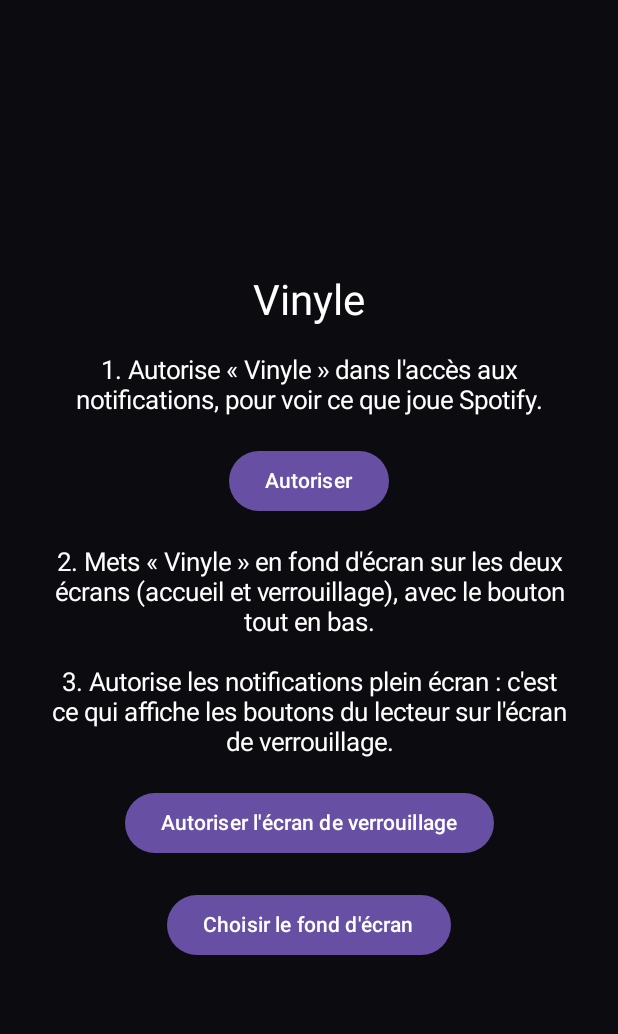
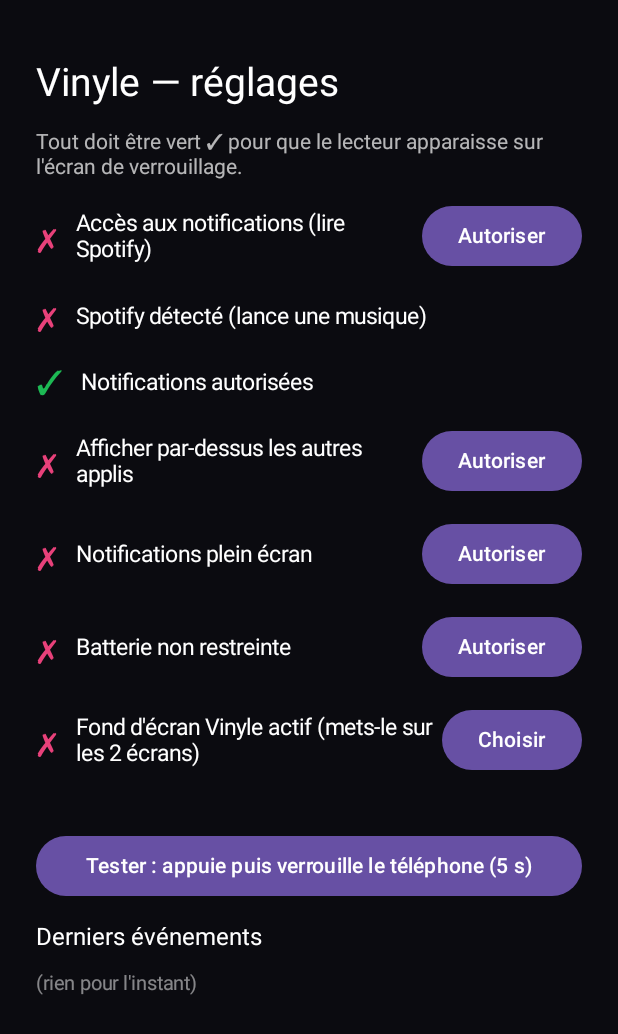
Before and after one commit to guillaume-ctrlfallou/spotify-vinyl, an Android app built with Jetpack Compose: the screen it shows after launch (PlayerActivity), on a phone screen of 412 x 824 dp. Shown: the top 1034 px of the screen. Run offline under Robolectric (Android 15) with nearby library versions, the phone set to English and light mode, and no system bars; libraries missing offline, so code that uses them is left out: androidx.palette.graphics.

Commit message:
Écran de réglages avec état des autorisations, lancement direct, test et journal
Co-Authored-By: Claude Opus 5.5 <noreply@anthropic.com>
Claude-Session: https://claude.ai/code/session_01JBnrb25wQ9CG17xFGXpCRr

```diff
--- a/app/src/main/AndroidManifest.xml
+++ b/app/src/main/AndroidManifest.xml
@@ -3,6 +3,8 @@
 
     <uses-permission android:name="android.permission.POST_NOTIFICATIONS" />
     <uses-permission android:name="android.permission.USE_FULL_SCREEN_INTENT" />
+    <uses-permission android:name="android.permission.SYSTEM_ALERT_WINDOW" />
+    <uses-permission android:name="android.permission.REQUEST_IGNORE_BATTERY_OPTIMIZATIONS" />
 
     <uses-feature android:name="android.software.live_wallpaper" android:required="true" />
 
--- a/app/src/main/java/com/guillaume/vinyl/LockActivity.kt
+++ b/app/src/main/java/com/guillaume/vinyl/LockActivity.kt
@@ -87,6 +87,7 @@ class LockActivity : ComponentActivity() {
             systemBarsBehavior = WindowInsetsControllerCompat.BEHAVIOR_SHOW_TRANSIENT_BARS_BY_SWIPE
         }
         registerReceiver(unlocked, IntentFilter(Intent.ACTION_USER_PRESENT))
+        Player.log("lecteur affiché")
         setContent { LockScreen(onUnlock = ::unlock) }
     }
 
@@ -96,7 +97,10 @@ class LockActivity : ComponentActivity() {
         // Opened while the phone is already unlocked (or nothing to show): don't sit on top of anything.
         val unlockedNow = !getSystemService(KeyguardManager::class.java).isKeyguardLocked &&
             getSystemService(PowerManager::class.java).isInteractive
-        if (unlockedNow || !Player.state.value.hasSession) finish()
+        if (unlockedNow || !Player.state.value.hasSession) {
+            Player.log(if (unlockedNow) "lecteur fermé : téléphone pas verrouillé" else "lecteur fermé : pas de musique")
+            finish()
+        }
     }
 
     override fun onDestroy() {
--- a/app/src/main/java/com/guillaume/vinyl/PlayerActivity.kt
+++ b/app/src/main/java/com/guillaume/vinyl/PlayerActivity.kt
@@ -1,11 +1,17 @@
 package com.guillaume.vinyl
 
 import android.Manifest
+import android.annotation.SuppressLint
+import android.app.NotificationManager
 import android.app.WallpaperManager
-import android.net.Uri
 import android.content.ComponentName
 import android.content.Intent
+import android.net.Uri
+import android.os.Build
 import android.os.Bundle
+import android.os.Handler
+import android.os.Looper
+import android.os.PowerManager
 import android.provider.Settings
 import android.service.notification.NotificationListenerService
 import androidx.activity.ComponentActivity
@@ -13,72 +19,116 @@ import androidx.activity.compose.setContent
 import androidx.compose.foundation.background
 import androidx.compose.foundation.layout.Arrangement
 import androidx.compose.foundation.layout.Column
+import androidx.compose.foundation.layout.Row
+import androidx.compose.foundation.layout.Spacer
 import androidx.compose.foundation.layout.fillMaxSize
+import androidx.compose.foundation.layout.fillMaxWidth
+import androidx.compose.foundation.layout.height
 import androidx.compose.foundation.layout.padding
+import androidx.compose.foundation.layout.width
+import androidx.compose.foundation.rememberScrollState
+import androidx.compose.foundation.verticalScroll
 import androidx.compose.material3.Button
 import androidx.compose.material3.Text
-import androidx.compose.runtime.mutableStateOf
+import androidx.compose.runtime.Composable
+import androidx.compose.runtime.LaunchedEffect
+import androidx.compose.runtime.collectAsState
+import androidx.compose.runtime.getValue
+import androidx.compose.runtime.mutableIntStateOf
 import androidx.compose.ui.Alignment
 import androidx.compose.ui.Modifier
 import androidx.compose.ui.graphics.Color
-import androidx.compose.ui.text.style.TextAlign
 import androidx.compose.ui.unit.dp
 import androidx.compose.ui.unit.sp
 import androidx.core.app.NotificationManagerCompat
+import kotlinx.coroutines.delay
 
-/** Setup screen: grant notification access, then pick the live wallpaper. */
+/** Setup screen: each thing the lock screen player needs, its live status, and a button to fix it. */
 class PlayerActivity : ComponentActivity() {
 
-    private val hasAccess = mutableStateOf(false)
+    private val refresh = mutableIntStateOf(0)
 
     override fun onCreate(savedInstanceState: Bundle?) {
         super.onCreate(savedInstanceState)
         requestPermissions(arrayOf(Manifest.permission.POST_NOTIFICATIONS), 0)
         setContent {
+            // Re-read statuses every second (Spotify starting, settings changed…).
+            LaunchedEffect(Unit) { while (true) { delay(1000); refresh.intValue++ } }
+            refresh.intValue
+            val events by Player.events.collectAsState()
+            val session = Player.state.collectAsState().value.hasSession
             Column(
-                Modifier.fillMaxSize().background(Color(0xFF0B0B10)).padding(32.dp),
-                verticalArrangement = Arrangement.spacedBy(20.dp, Alignment.CenterVertically),
-                horizontalAlignment = Alignment.CenterHorizontally,
+                Modifier.fillMaxSize().background(Color(0xFF0B0B10)).verticalScroll(rememberScrollState())
+                    .padding(horizontal = 24.dp, vertical = 40.dp),
+                verticalArrangement = Arrangement.spacedBy(14.dp),
             ) {
-                Text("Vinyle", color = Color.White, fontSize = 28.sp)
-                Text(
-                    if (hasAccess.value) "1. Accès aux notifications : OK ✓"
-                    else "1. Autorise « Vinyle » dans l'accès aux notifications, pour voir ce que joue Spotify.",
-                    color = Color.White, fontSize = 17.sp, textAlign = TextAlign.Center,
-                )
-                if (!hasAccess.value) Button(onClick = {
-                    startActivity(Intent(Settings.ACTION_NOTIFICATION_LISTENER_SETTINGS))
-                }) { Text("Autoriser") }
-                Text(
-                    "2. Mets « Vinyle » en fond d'écran sur les deux écrans (accueil et verrouillage), avec le bouton tout en bas.",
-                    color = Color.White, fontSize = 17.sp, textAlign = TextAlign.Center,
-                )
-                Text(
-                    "3. Autorise les notifications plein écran : c'est ce qui affiche les boutons du lecteur sur l'écran de verrouillage.",
-                    color = Color.White, fontSize = 17.sp, textAlign = TextAlign.Center,
-                )
+                Text("Vinyle — réglages", color = Color.White, fontSize = 26.sp)
+                Text("Tout doit être vert ✓ pour que le lecteur apparaisse sur l'écran de verrouillage.",
+                    color = Color.White.copy(alpha = 0.7f), fontSize = 14.sp)
+
+                Step("Accès aux notifications (lire Spotify)", hasListener(), "Autoriser") {
+                    open(Intent(Settings.ACTION_NOTIFICATION_LISTENER_SETTINGS))
+                }
+                Step("Spotify détecté (lance une musique)", session, null) {}
+                Step("Notifications autorisées", NotificationManagerCompat.from(this@PlayerActivity).areNotificationsEnabled(), "Autoriser") {
+                    open(Intent(Settings.ACTION_APP_NOTIFICATION_SETTINGS).putExtra(Settings.EXTRA_APP_PACKAGE, packageName))
+                }
+                Step("Afficher par-dessus les autres applis", Settings.canDrawOverlays(this@PlayerActivity), "Autoriser") {
+                    open(Intent(Settings.ACTION_MANAGE_OVERLAY_PERMISSION, Uri.parse("package:$packageName")))
+                }
+                Step("Notifications plein écran", canFullScreen(), "Autoriser") {
+                    open(Intent(Settings.ACTION_MANAGE_APP_USE_FULL_SCREEN_INTENT, Uri.parse("package:$packageName")))
+                }
+                Step("Batterie non restreinte", noBatteryLimit(), "Autoriser") { askBattery() }
+                Step("Fond d'écran Vinyle actif (mets-le sur les 2 écrans)", wallpaperSet(), "Choisir") {
+                    open(Intent(WallpaperManager.ACTION_CHANGE_LIVE_WALLPAPER).putExtra(
+                        WallpaperManager.EXTRA_LIVE_WALLPAPER_COMPONENT,
+                        ComponentName(this@PlayerActivity, VinylWallpaper::class.java)))
+                }
+
+                Spacer(Modifier.height(8.dp))
                 Button(onClick = {
-                    // Android 13 has no such screen and allows it by default.
-                    runCatching { startActivity(Intent(Settings.ACTION_MANAGE_APP_USE_FULL_SCREEN_INTENT, Uri.parse("package:$packageName"))) }
-                }) { Text("Autoriser l'écran de verrouillage") }
-                Button(onClick = {
-                    startActivity(
-                        Intent(WallpaperManager.ACTION_CHANGE_LIVE_WALLPAPER).putExtra(
-                            WallpaperManager.EXTRA_LIVE_WALLPAPER_COMPONENT,
-                            ComponentName(this@PlayerActivity, VinylWallpaper::class.java),
-                        )
-                    )
-                }) { Text("Choisir le fond d'écran") }
+                    Player.log("test demandé : verrouille le téléphone")
+                    Handler(Looper.getMainLooper()).postDelayed({ launchLockPlayer(this@PlayerActivity, "test") }, 5000)
+                }, modifier = Modifier.fillMaxWidth()) { Text("Tester : appuie puis verrouille le téléphone (5 s)") }
+
+                Text("Derniers événements", color = Color.White, fontSize = 16.sp)
+                if (events.isEmpty()) Text("(rien pour l'instant)", color = Color.White.copy(alpha = 0.5f), fontSize = 13.sp)
+                events.forEach { Text(it, color = Color.White.copy(alpha = 0.7f), fontSize = 13.sp) }
             }
         }
     }
 
     override fun onResume() {
         super.onResume()
-        hasAccess.value = packageName in NotificationManagerCompat.getEnabledListenerPackages(this)
-        // Ask Android to (re)bind the listener in case it was killed.
-        if (hasAccess.value) {
-            NotificationListenerService.requestRebind(ComponentName(this, MediaListener::class.java))
-        }
+        refresh.intValue++
+        // Ask Android to (re)bind the listener in case it was killed or the app was updated.
+        if (hasListener()) NotificationListenerService.requestRebind(ComponentName(this, MediaListener::class.java))
+    }
+
+    private fun open(i: Intent) {
+        runCatching { startActivity(i) }.onFailure { Player.log("écran de réglage introuvable sur ce téléphone") }
+    }
+
+    private fun hasListener() = packageName in NotificationManagerCompat.getEnabledListenerPackages(this)
+
+    private fun canFullScreen() = Build.VERSION.SDK_INT < 34 ||
+        getSystemService(NotificationManager::class.java).canUseFullScreenIntent()
+
+    private fun noBatteryLimit() = getSystemService(PowerManager::class.java).isIgnoringBatteryOptimizations(packageName)
+
+    @SuppressLint("BatteryLife") // sideloaded personal app, not on the Play Store
+    private fun askBattery() = open(Intent(Settings.ACTION_REQUEST_IGNORE_BATTERY_OPTIMIZATIONS, Uri.parse("package:$packageName")))
+
+    private fun wallpaperSet() = WallpaperManager.getInstance(this).wallpaperInfo?.packageName == packageName
+}
+
+@Composable
+private fun Step(label: String, ok: Boolean, button: String?, onFix: () -> Unit) {
+    Row(Modifier.fillMaxWidth(), verticalAlignment = Alignment.CenterVertically) {
+        Text(if (ok) "✓" else "✗", color = if (ok) Color(0xFF1DB954) else Color(0xFFE8417A), fontSize = 22.sp)
+        Spacer(Modifier.width(12.dp))
+        Text(label, color = Color.White, fontSize = 15.sp, modifier = Modifier.weight(1f))
+        if (!ok && button != null) Button(onClick = onFix) { Text(button) }
     }
 }
--- a/app/src/main/java/com/guillaume/vinyl/PlayerState.kt
+++ b/app/src/main/java/com/guillaume/vinyl/PlayerState.kt
@@ -37,6 +37,13 @@ object Player {
         val c = controller ?: return
         if (state.value.isPlaying) c.transportControls.pause() else c.transportControls.play()
     }
+    /** Last events, shown on the setup screen to see where things stop. */
+    val events = MutableStateFlow(listOf<String>())
+    fun log(msg: String) {
+        val t = java.text.SimpleDateFormat("HH:mm:ss", java.util.Locale.getDefault()).format(java.util.Date())
+        events.value = (listOf("$t  $msg") + events.value).take(8)
+    }
+
     fun next() { controller?.transportControls?.skipToNext() }
     fun previous() { controller?.transportControls?.skipToPrevious() }
 }
```
Also changed, not shown: app/src/main/java/com/guillaume/vinyl/LockLauncher.kt (added, +44 -0 lines), app/src/main/java/com/guillaume/vinyl/MediaListener.kt (+4 -31 lines).
